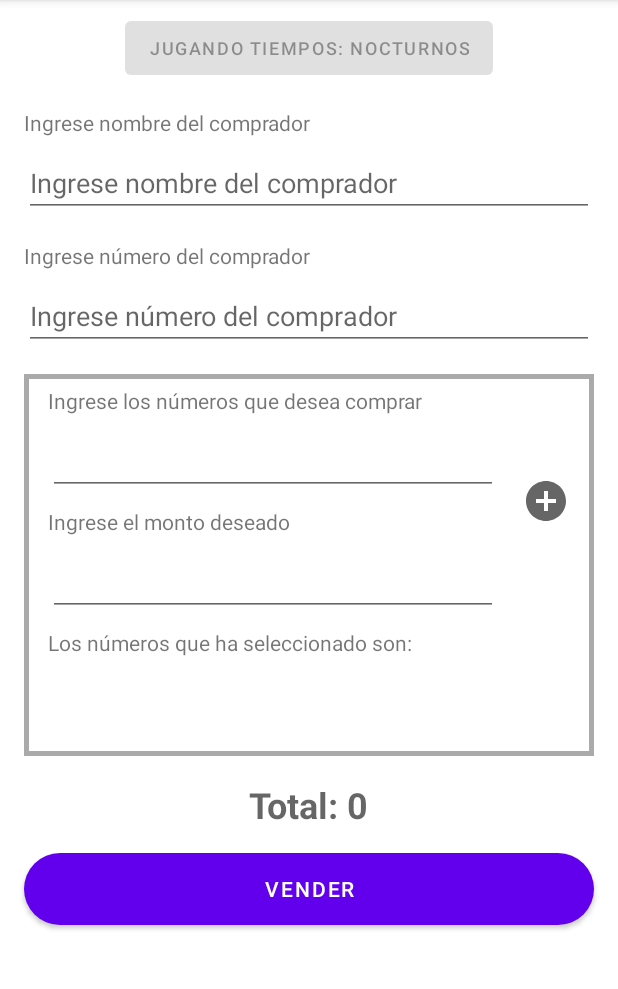
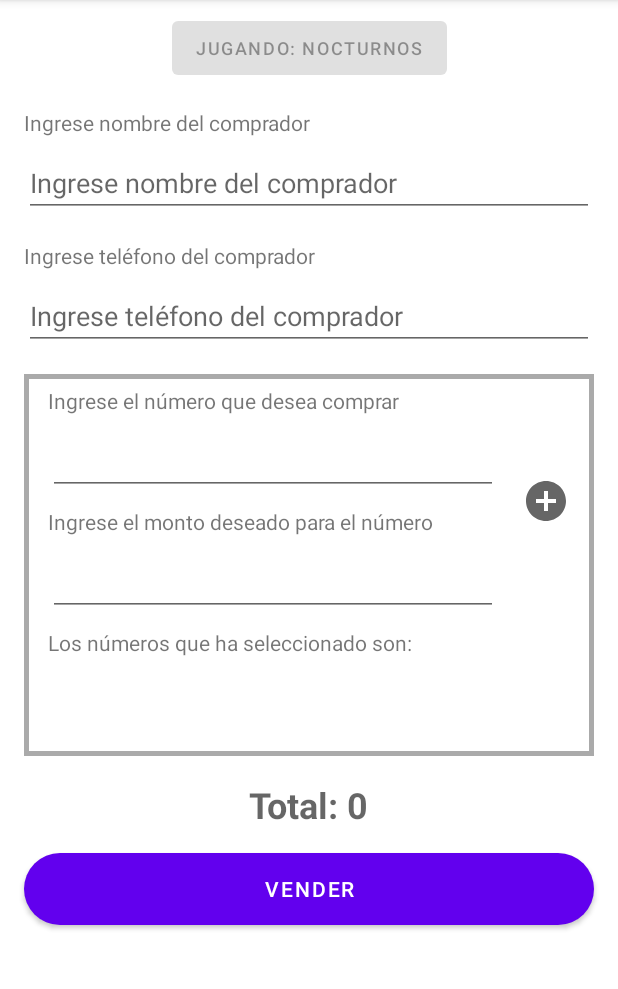
Before and after one commit to mena97villalobos/TaxiTiempos, an Android app: the SellingFragment screen opened through its navigation route, on a phone screen of 412 x 824 dp, the part 84-1073 px from its top. Run offline under Robolectric (Android 15) with nearby library versions, the phone set to English and light mode, and no system bars; our stand-ins replace Room's generated code, data binding; libraries missing offline, so code that uses them is left out: net.danlew.android; 1 statement that could not run was skipped.

Commit message:
- Updated to use double digit number (00, 01, 02, 03, 04, ...) - Added logic to see receipt detail on Listing and Winner fragments - Modified strings to be more user friendly

```diff
--- a/app/src/main/java/com/mena97villalobos/taxitiempos/database/DatabaseDao.kt
+++ b/app/src/main/java/com/mena97villalobos/taxitiempos/database/DatabaseDao.kt
@@ -3,6 +3,7 @@ package com.mena97villalobos.taxitiempos.database
 import androidx.room.*
 import com.mena97villalobos.taxitiempos.database.model.AvailableNumbers
 import com.mena97villalobos.taxitiempos.database.model.Tiempo
+import com.mena97villalobos.taxitiempos.ui.selling.viewmodel.PriceAvailability
 
 @Dao
 interface DatabaseDao {
@@ -46,10 +47,13 @@ interface DatabaseDao {
     @Query("SELECT * FROM available_numbers WHERE number = :number AND isDiurna = :isDiurna;")
     fun getDataByNumber(number: Int, isDiurna: Boolean): AvailableNumbers
 
+    @Query("SELECT SUM(monto) AS totalSells from tiempos_table WHERE numero = :number AND is_duirna = :isDiurna AND fecha_sorteo = :fecha")
+    fun getNumberTotalSell(number: Int, isDiurna: Boolean, fecha: String): PriceAvailability
+
     @Query("SELECT * FROM tiempos_table WHERE fecha_sorteo = :date;")
     fun getByDate(date: String): List<Tiempo>
 
     @Query("SELECT * FROM tiempos_table WHERE secret_key = :uuid;")
-    fun getTiempoBySecretKey(uuid: String): Tiempo
+    fun getTiempoBySecretKey(uuid: String): List<Tiempo>
 
 }
--- a/app/src/main/java/com/mena97villalobos/taxitiempos/ui/home/HomeFragment.kt
+++ b/app/src/main/java/com/mena97villalobos/taxitiempos/ui/home/HomeFragment.kt
@@ -35,7 +35,7 @@ class HomeFragment : Fragment() {
         )
 
         setupClickListeners()
-        enqueueResetDatabaseWork()
+        // Removing database worker enqueueResetDatabaseWork()
 
         return binding.root
     }
--- a/app/src/main/java/com/mena97villalobos/taxitiempos/ui/selling/SellingFragment.kt
+++ b/app/src/main/java/com/mena97villalobos/taxitiempos/ui/selling/SellingFragment.kt
@@ -21,6 +21,7 @@ import com.mena97villalobos.taxitiempos.ui.selling.viewmodel.SellingViewModelFac
 import org.joda.time.DateTime
 import org.joda.time.Duration
 import java.lang.StringBuilder
+import java.util.*
 import java.util.concurrent.Executor
 
 class SellingFragment : Fragment() {
@@ -97,13 +98,7 @@ class SellingFragment : Fragment() {
 
     private fun setupObservers() {
         viewModel.validNumber.observe(viewLifecycleOwner, {
-            if (it != null && it != NumbersAdapter.errorWantedNumber) {
-                adapter.addItem(it)
-                clearNumberInputs()
-                totalPrice += it.price
-                binding.totalPrice.text = getString(R.string.total_price, totalPrice)
-                viewModel.clearValidNumber()
-            } else if (it != null && it == NumbersAdapter.errorWantedNumber) {
+            fun errorHandler() {
                 Snackbar.make(
                     binding.snackbarView,
                     "Número no disponible",
@@ -111,15 +106,26 @@ class SellingFragment : Fragment() {
                 ).show()
                 viewModel.clearValidNumber()
             }
+
+            if (it != null && it != NumbersAdapter.errorWantedNumber) {
+                if (adapter.addItem(it)) {
+                    clearNumberInputs()
+                    totalPrice += it.price
+                    binding.totalPrice.text = getString(R.string.total_price, totalPrice)
+                    viewModel.clearValidNumber()
+                } else {
+                    errorHandler()
+                }
+            } else if (it != null && it == NumbersAdapter.errorWantedNumber) {
+                errorHandler()
+            }
         })
 
-        viewModel.success.observe(viewLifecycleOwner, { tiempos ->
-            if (tiempos != null) {
-                val stringArgument = StringBuilder()
-                tiempos.forEach { stringArgument.append("${it.secretKey},") }
+        viewModel.success.observe(viewLifecycleOwner, { secretKey ->
+            if (secretKey != null) {
                 findNavController().navigate(
                     SellingFragmentDirections.actionSellingFragmentToSellingDialog(
-                        stringArgument.toString().dropLast(1)
+                        secretKey
                     )
                 )
                 clearInputs()
@@ -161,6 +167,7 @@ class SellingFragment : Fragment() {
     private fun setupSellClickListener() {
         binding.sellButton.setOnClickListener {
             if (
+                true ||
                 (currentTime == TypeTiempo.DIURNA && getTimeDifferenceDiurna() > 0) ||
                 (currentTime == TypeTiempo.NOCTURNA && getTimeDifferenceNocturna() > 0)
             ) {
@@ -213,7 +220,6 @@ class SellingFragment : Fragment() {
 
     private fun setupRecyclerView() {
         adapter = NumbersAdapter(requireContext()) {
-            viewModel.deleteNumber(it, currentTime == TypeTiempo.DIURNA)
             totalPrice -= it.price
             binding.totalPrice.text = getString(R.string.total_price, totalPrice)
         }
@@ -227,12 +233,13 @@ class SellingFragment : Fragment() {
         binding.totalPrice.text = getString(R.string.total_price, 0)
         binding.addNumber.setOnClickListener {
             try {
-                val number = binding.numberInput.text.toString().toInt()
+                val numberText = binding.numberInput.text.toString()
+                val number = (if (numberText.startsWith("0")) numberText.subSequence(1, numberText.length).toString() else numberText).toInt()
                 val price = binding.priceInput.text.toString().toInt()
                 val isDiurna = currentTime == TypeTiempo.DIURNA
 
                 if (number in 0..99 && price in 100..10_000) {
-                    viewModel.validateNumberPrice(number, price, isDiurna)
+                    viewModel.validateNumberPrice(number, price, isDiurna, Date())
                 } else {
                     Snackbar.make(
                         binding.snackbarView,
--- a/app/src/main/java/com/mena97villalobos/taxitiempos/ui/sellingdialog/viewmodel/DialogViewModel.kt
+++ b/app/src/main/java/com/mena97villalobos/taxitiempos/ui/sellingdialog/viewmodel/DialogViewModel.kt
@@ -20,7 +20,7 @@ class DialogViewModel(private val database: DatabaseDao) : ViewModel() {
         viewModelScope.launch {
             withContext(Dispatchers.IO) {
                 val tiempos = arrayListOf<Tiempo>()
-                ids.forEach { tiempos.add(database.getTiempoBySecretKey(it)) }
+                ids.forEach { tiempos.addAll(database.getTiempoBySecretKey(it)) }
                 _soldTiempos.postValue(tiempos)
             }
         }
--- a/app/src/main/res/navigation/navigation.xml
+++ b/app/src/main/res/navigation/navigation.xml
@@ -33,12 +33,20 @@
         android:id="@+id/listingFragment"
         android:name="com.mena97villalobos.taxitiempos.ui.listing.ListingFragment"
         android:label="ListingFragment"
-        tools:layout="@layout/fragment_listing"/>
+        tools:layout="@layout/fragment_listing">
+        <action
+            android:id="@+id/action_listingFragment_to_sellingDialog"
+            app:destination="@id/sellingDialog" />
+    </fragment>
     <fragment
         android:id="@+id/winnerFragment"
         android:name="com.mena97villalobos.taxitiempos.ui.winner.WinnerFragment"
         android:label="WinnerFragment"
-        tools:layout="@layout/fragment_winner"/>
+        tools:layout="@layout/fragment_winner">
+        <action
+            android:id="@+id/action_winnerFragment_to_sellingDialog"
+            app:destination="@id/sellingDialog" />
+    </fragment>
     <dialog
         android:id="@+id/sellingDialog"
         android:name="com.mena97villalobos.taxitiempos.ui.sellingdialog.SellingDialog"
--- a/app/src/main/res/values/strings.xml
+++ b/app/src/main/res/values/strings.xml
@@ -1,12 +1,12 @@
 <resources>
     <string name="app_name">Taxi Tiempos</string>
 
-    <string name="type_of_tiempo">Jugando tiempos: %1$s</string>
-    <string name="price_placeholder">Ingrese el monto deseado</string>
-    <string name="select_numbers">Ingrese los números que desea comprar</string>
+    <string name="type_of_tiempo">Jugando: %1$s</string>
+    <string name="price_placeholder">Ingrese el monto deseado para el número</string>
+    <string name="select_numbers">Ingrese el número que desea comprar</string>
     <string name="selected_numbers">Los números que ha seleccionado son:</string>
     <string name="buyers_name">Ingrese nombre del comprador</string>
-    <string name="buyers_phone">Ingrese número del comprador</string>
+    <string name="buyers_phone">Ingrese teléfono del comprador</string>
     <string name="sell_text">Vender</string>
     <string name="total_price">Total: %1$d</string>
     <string name="sell_home_label">Vender Tiempos</string>
@@ -15,7 +15,7 @@
 
     <string name="buyers_name_listing">Comprador: %1$s</string>
     <string name="buyers_contact_listing">Contacto: %1$s</string>
-    <string name="number_listing">Número: %1$d</string>
+    <string name="number_listing">Número: %1$s</string>
     <string name="price_listing">Monto: %1$d</string>
     <string name="search_button">Buscar</string>
 
@@ -32,7 +32,7 @@
     <!--  Seller Information  -->
     <string name="seller_name">Mario Mena Arce</string>
     <string name="seller_phone">85788532</string>
-    <string name="date">Fecha del Sorteo: %1$s</string>
+    <string name="date">Fecha: %1$s</string>
     <string name="legal_info">Tiene 7 Días para cobrar. No se aceptan reclamos. Sin esta imagen y su identificador no se paga. Pagamos 85 veces</string>
     <string name="good_luck">Muchas gracias y buena suerte!</string>
     <string name="buyers_name_info">Comprador: %1$s</string>
```
Also changed, not shown: app/src/main/java/com/mena97villalobos/taxitiempos/ui/listing/ListingFragment.kt (+7 -2 lines), app/src/main/java/com/mena97villalobos/taxitiempos/ui/listing/adapter/ListingAdapter.kt (+9 -5 lines), app/src/main/java/com/mena97villalobos/taxitiempos/ui/selling/adapter/NumbersAdapter.kt (+15 -5 lines), app/src/main/java/com/mena97villalobos/taxitiempos/ui/selling/viewmodel/SellingViewModel.kt (+15 -22 lines), app/src/main/java/com/mena97villalobos/taxitiempos/ui/sellingdialog/SellingDialog.kt (+4 -8 lines), app/src/main/java/com/mena97villalobos/taxitiempos/ui/winner/WinnerFragment.kt (+8 -4 lines).
